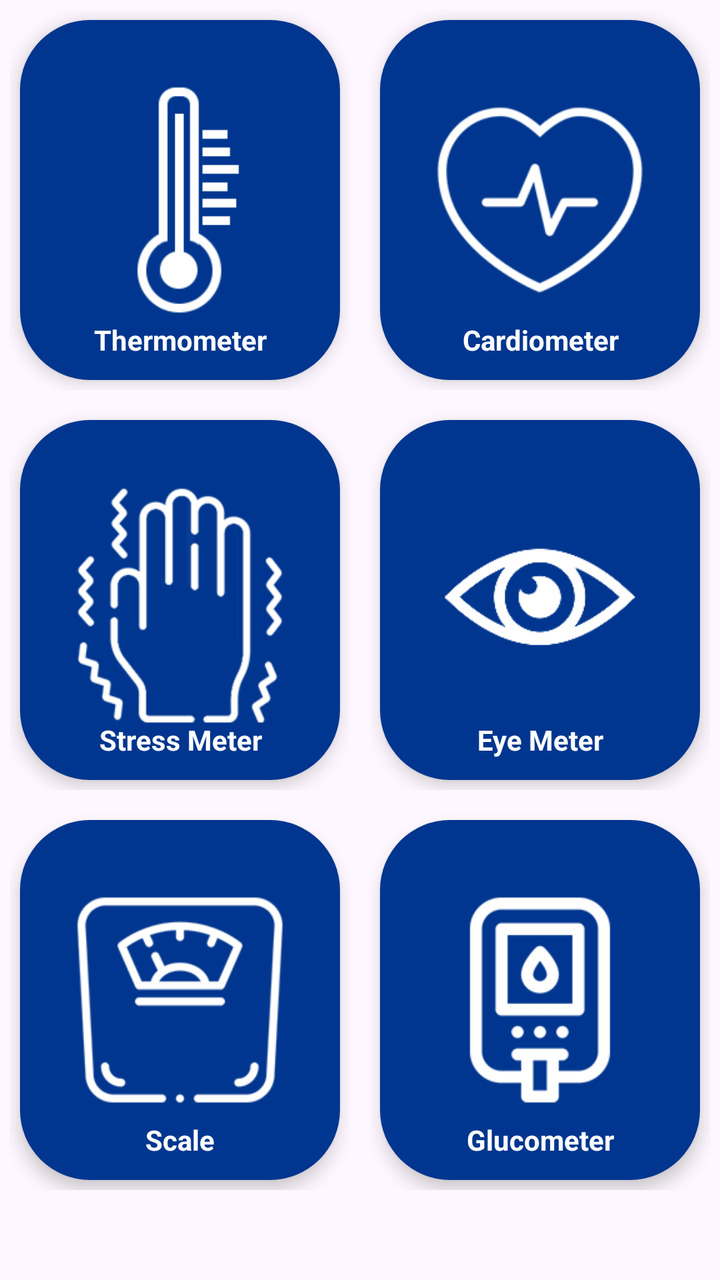
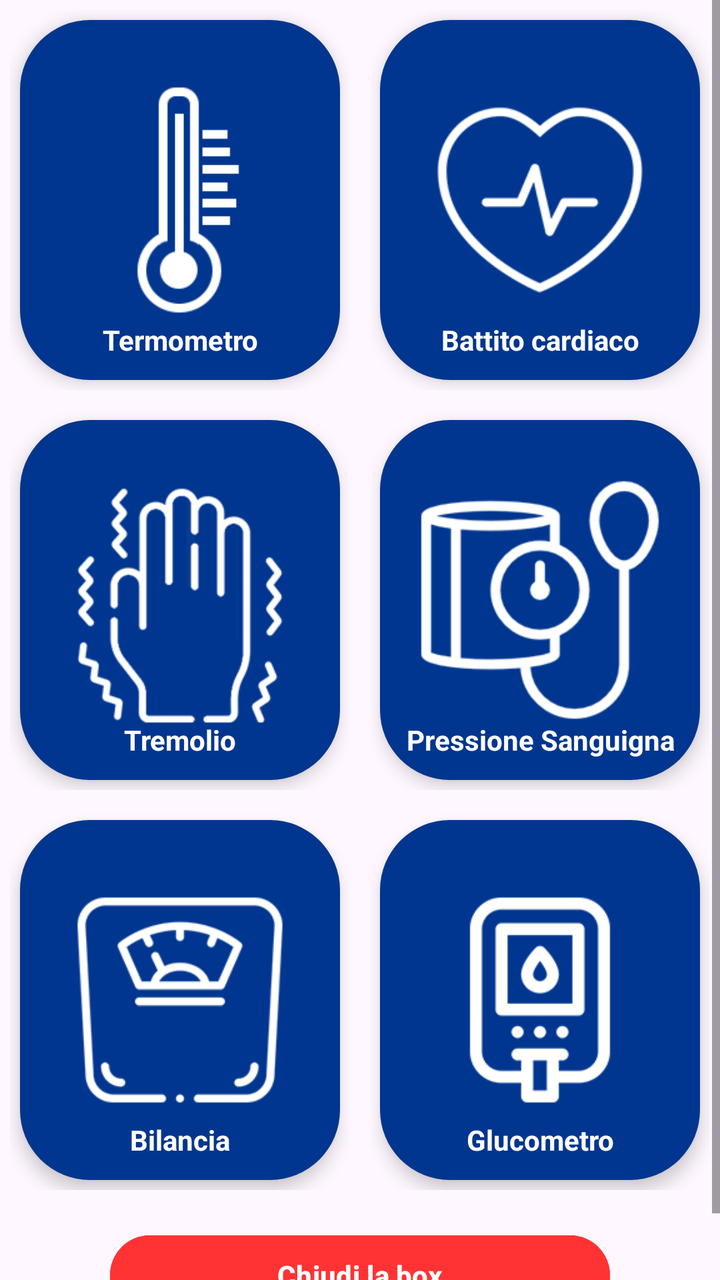

Before-and-after screenshots of an Android layout around one commit, followed by the original layout XML and the change that was made.
<!-- AndroidManifest.xml: application theme Theme.AsilAppBox -->
<!-- res/layout/fragment_main_page.xml -->
<?xml version="1.0" encoding="utf-8"?>
<ScrollView xmlns:app="http://schemas.android.com/apk/res-auto"
    xmlns:tools="http://schemas.android.com/tools"
    android:layout_width="match_parent"
    android:layout_height="match_parent"
    android:layout_margin="15dp"
    xmlns:android="http://schemas.android.com/apk/res/android">

        <LinearLayout
            android:layout_width="match_parent"
            android:layout_height="match_parent"
            android:orientation="vertical"
            tools:context=".MainActivity">

            <LinearLayout
                android:layout_width="match_parent"
                android:layout_height="200dp"
                android:orientation="horizontal">

                <androidx.constraintlayout.widget.ConstraintLayout
                    android:id="@+id/temperature_btn"
                    android:layout_width="match_parent"
                    android:layout_height="match_parent"
                    android:layout_margin="5dp"
                    android:padding="5dp"
                    android:clipToPadding="false"
                    android:layout_weight="1"
                    android:clickable="true"
                    android:foreground="?android:attr/selectableItemBackground">

                    <ImageView
                        android:id="@+id/temperature_icon_bg"
                        android:layout_width="match_parent"
                        android:layout_height="match_parent"
                        android:background="@drawable/rounded"
                        android:backgroundTint="@color/appMainColorDark"
                        android:elevation="5dp"
                        tools:layout_editor_absoluteX="5dp"
                        tools:layout_editor_absoluteY="5dp" />
                    <ImageView
                        android:id="@+id/temperature_icon"
                        android:src="@mipmap/temp_icon_night"
                        android:layout_width="match_parent"
                        android:layout_height="match_parent"
                        android:elevation="5dp"/>
                    <TextView
                        android:layout_width="match_parent"
                        android:layout_height="wrap_content"
                        android:layout_marginTop="-30dp"
                        android:elevation="5dp"
                        android:text="@string/temperature"
                        android:textAlignment="center"
                        android:textColor="@color/white"
                        android:textStyle="bold"
                        app:layout_constraintEnd_toEndOf="parent"
                        app:layout_constraintStart_toStartOf="parent"
                        app:layout_constraintTop_toBottomOf="@+id/temperature_icon_bg" />

                </androidx.constraintlayout.widget.ConstraintLayout>


                <androidx.constraintlayout.widget.ConstraintLayout
                    android:id="@+id/cardio_btn"
                    android:layout_width="match_parent"
                    android:layout_height="match_parent"
                    android:layout_margin="5dp"
                    android:padding="5dp"
                    android:clipToPadding="false"
                    android:layout_weight="1"
                    android:clickable="true"
                    android:foreground="?android:attr/selectableItemBackground">

                    <ImageView
                        android:id="@+id/cardio_icon_bg"
                        android:layout_width="match_parent"
                        android:layout_height="match_parent"
                        android:background="@drawable/rounded"
                        android:backgroundTint="@color/appMainColorDark"
                        android:elevation="5dp"
                        tools:layout_editor_absoluteX="5dp"
                        tools:layout_editor_absoluteY="5dp" />
                    <ImageView
                        android:id="@+id/cardio_icon"
                        android:src="@mipmap/heart_icon_night"
                        android:layout_width="match_parent"
                        android:layout_height="match_parent"
                        android:elevation="5dp"/>
                    <TextView
                        android:layout_width="match_parent"
                        android:layout_height="wrap_content"
                        android:layout_marginTop="-30dp"
                        android:elevation="5dp"
                        android:text="@string/cardio"
                        android:textAlignment="center"
                        android:textColor="@color/white"
                        android:textStyle="bold"
                        app:layout_constraintEnd_toEndOf="parent"
                        app:layout_constraintStart_toStartOf="parent"
                        app:layout_constraintTop_toBottomOf="@+id/cardio_icon_bg" />

                </androidx.constraintlayout.widget.ConstraintLayout>


            </LinearLayout>

            <LinearLayout
                android:layout_width="match_parent"
                android:layout_height="200dp"
                android:orientation="horizontal">

                <androidx.constraintlayout.widget.ConstraintLayout
                    android:id="@+id/stress_btn"
                    android:layout_width="match_parent"
                    android:layout_height="match_parent"
                    android:layout_margin="5dp"
                    android:padding="5dp"
                    android:clipToPadding="false"
                    android:layout_weight="1"
                    android:clickable="true"
                    android:foreground="?android:attr/selectableItemBackground">

                    <ImageView
                        android:id="@+id/stress_icon_bg"
                        android:layout_width="match_parent"
                        android:layout_height="match_parent"
                        android:background="@drawable/rounded"
                        android:backgroundTint="@color/appMainColorDark"
                        android:elevation="5dp"
                        tools:layout_editor_absoluteX="5dp"
                        tools:layout_editor_absoluteY="5dp" />
                    <ImageView
                        android:id="@+id/iconHolder"
                        android:src="@mipmap/parkinson_icon"
                        android:layout_width="match_parent"
                        android:layout_height="match_parent"
                        android:elevation="5dp"/>
                    <TextView
                        android:layout_width="match_parent"
                        android:layout_height="wrap_content"
                        android:layout_marginTop="-30dp"
                        android:elevation="5dp"
                        android:text="@string/stress"
                        android:textAlignment="center"
                        android:textColor="@color/white"
                        android:textStyle="bold"
                        app:layout_constraintEnd_toEndOf="parent"
                        app:layout_constraintStart_toStartOf="parent"
                        app:layout_constraintTop_toBottomOf="@+id/stress_icon_bg" />


                </androidx.constraintlayout.widget.ConstraintLayout>


                <androidx.constraintlayout.widget.ConstraintLayout
                    android:id="@+id/eye_btn"
                    android:layout_width="match_parent"
                    android:layout_height="match_parent"
                    android:layout_margin="5dp"
                    android:padding="5dp"
                    android:clipToPadding="false"
                    android:layout_weight="1"
                    android:clickable="true"
                    android:foreground="?android:attr/selectableItemBackground">

                    <ImageView
                        android:id="@+id/eye_icon_bg"
                        android:layout_width="match_parent"
                        android:layout_height="match_parent"
                        android:background="@drawable/rounded"
                        android:backgroundTint="@color/appMainColorDark"
                        android:elevation="5dp"
                        tools:layout_editor_absoluteX="5dp"
                        tools:layout_editor_absoluteY="5dp" />
                    <ImageView
                        android:id="@+id/eye_icon"
                        android:src="@mipmap/eye_icon_night"
                        android:layout_width="match_parent"
                        android:layout_height="match_parent"
                        android:elevation="5dp"/>
                    <TextView
                        android:layout_width="match_parent"
                        android:layout_height="wrap_content"
                        android:layout_marginTop="-30dp"
                        android:elevation="5dp"
                        android:text="@string/eye"
                        android:textAlignment="center"
                        android:textColor="@color/white"
                        android:textStyle="bold"
                        app:layout_constraintEnd_toEndOf="parent"
                        app:layout_constraintStart_toStartOf="parent"
                        app:layout_constraintTop_toBottomOf="@+id/eye_icon_bg" />


                </androidx.constraintlayout.widget.ConstraintLayout>


            </LinearLayout>

            <LinearLayout
                android:layout_width="match_parent"
                android:layout_height="200dp"
                android:orientation="horizontal">

                <androidx.constraintlayout.widget.ConstraintLayout
                    android:id="@+id/scale_btn"
                    android:layout_width="match_parent"
                    android:layout_height="match_parent"
                    android:layout_margin="5dp"
                    android:padding="5dp"
                    android:clipToPadding="false"
                    android:layout_weight="1"
                    android:clickable="true"
                    android:foreground="?android:attr/selectableItemBackground">

                    <ImageView
                        android:id="@+id/scale_icon_bg"
                        android:layout_width="match_parent"
                        android:layout_height="match_parent"
                        android:background="@drawable/rounded"
                        android:backgroundTint="@color/appMainColorDark"
                        android:elevation="5dp"
                        tools:layout_editor_absoluteX="5dp"
                        tools:layout_editor_absoluteY="5dp" />
                    <ImageView
                        android:id="@+id/scale_icon"
                        android:src="@mipmap/scale_icon"
                        android:layout_width="match_parent"
                        android:layout_height="match_parent"
                        android:elevation="5dp"/>
                    <TextView
                        android:layout_width="match_parent"
                        android:layout_height="wrap_content"
                        android:layout_marginTop="-30dp"
                        android:elevation="5dp"
                        android:text="@string/scale"
                        android:textAlignment="center"
                        android:textColor="@color/white"
                        android:textStyle="bold"
                        app:layout_constraintEnd_toEndOf="parent"
                        app:layout_constraintStart_toStartOf="parent"
                        app:layout_constraintTop_toBottomOf="@+id/scale_icon_bg" />


                </androidx.constraintlayout.widget.ConstraintLayout>

                <androidx.constraintlayout.widget.ConstraintLayout
                    android:id="@+id/glucometer_btn"
                    android:layout_width="match_parent"
                    android:layout_height="match_parent"
                    android:layout_margin="5dp"
                    android:layout_weight="1"
                    android:clipToPadding="false"
                    android:padding="5dp"
                    android:clickable="true"
                    android:foreground="?android:attr/selectableItemBackground">

                    <ImageView
                        android:id="@+id/glucometer_icon_bg"
                        android:layout_width="match_parent"
                        android:layout_height="match_parent"
                        android:background="@drawable/rounded"
                        android:backgroundTint="@color/appMainColorDark"
                        android:elevation="5dp"
                        tools:layout_editor_absoluteX="5dp"
                        tools:layout_editor_absoluteY="5dp" />
                    <ImageView
                        android:id="@+id/glucometer_icon"
                        android:layout_width="match_parent"
                        android:layout_height="match_parent"
                        android:elevation="5dp"
                        android:src="@mipmap/glucometer_icon" />
                    <TextView
                        android:layout_width="match_parent"
                        android:layout_height="wrap_content"
                        android:layout_marginTop="-30dp"
                        android:elevation="5dp"
                        android:text="@string/glucometer"
                        android:textAlignment="center"
                        android:textColor="@color/white"
                        android:textStyle="bold"
                        app:layout_constraintEnd_toEndOf="parent"
                        app:layout_constraintStart_toStartOf="parent"
                        app:layout_constraintTop_toBottomOf="@+id/glucometer_icon_bg" />

                </androidx.constraintlayout.widget.ConstraintLayout>

            </LinearLayout>

        </LinearLayout>

</ScrollView>
<!-- resources referenced by this layout -->
<resources>
  <color name="appMainColorDark">#00368f</color>
  <color name="white">#FFFFFFFF</color>
  <!-- drawable rounded (drawable) -->
  <?xml version="1.0" encoding="utf-8"?>
  <shape xmlns:android="http://schemas.android.com/apk/res/android"
      android:shape="rectangle"
      android:padding="10dp">
      <solid android:color="#FFFFFF"/>
      <corners
          android:bottomRightRadius="35dp"
          android:bottomLeftRadius="35dp"
          android:topLeftRadius="35dp"
          android:topRightRadius="35dp" />
  </shape>
  <!-- mipmap eye_icon_night: png bitmap (mipmap-hdpi, 4185 bytes) -->
  <!-- mipmap glucometer_icon: png bitmap (mipmap-hdpi, 4661 bytes) -->
  <!-- mipmap heart_icon_night: png bitmap (mipmap-hdpi, 6311 bytes) -->
  <!-- mipmap parkinson_icon: png bitmap (mipmap-hdpi, 7900 bytes) -->
  <!-- mipmap scale_icon: png bitmap (mipmap-hdpi, 7245 bytes) -->
  <!-- mipmap temp_icon_night: png bitmap (mipmap-hdpi, 4171 bytes) -->
  <string name="cardio">Cardiometer</string>
  <string name="eye">Eye Meter</string>
  <string name="glucometer">Glucometer</string>
  <string name="scale">Scale</string>
  <string name="stress">Stress Meter</string>
  <string name="temperature">Thermometer</string>
  <style name="Theme.AsilAppBox" parent="Base.Theme.AsilAppBox" />
  <style name="Base.Theme.AsilAppBox" parent="Theme.Material3.DayNight.NoActionBar">
          
          
      </style>
</resources>

<!-- the commit's change to res/layout/fragment_main_page.xml (unified diff, before → after) -->
@@ -39,7 +39,7 @@
                         tools:layout_editor_absoluteY="5dp" />
                     <ImageView
                         android:id="@+id/temperature_icon"
-                        android:src="@mipmap/temp_icon_night"
+                        android:src="@mipmap/temperature_icon_white"
                         android:layout_width="match_parent"
                         android:layout_height="match_parent"
                         android:elevation="5dp"/>
@@ -60,7 +60,7 @@
 
 
                 <androidx.constraintlayout.widget.ConstraintLayout
-                    android:id="@+id/cardio_btn"
+                    android:id="@+id/bpm_btn"
                     android:layout_width="match_parent"
                     android:layout_height="match_parent"
                     android:layout_margin="5dp"
@@ -81,16 +81,16 @@
                         tools:layout_editor_absoluteY="5dp" />
                     <ImageView
                         android:id="@+id/cardio_icon"
-                        android:src="@mipmap/heart_icon_night"
-                        android:layout_width="match_parent"
-                        android:layout_height="match_parent"
-                        android:elevation="5dp"/>
-                    <TextView
-                        android:layout_width="match_parent"
-                        android:layout_height="wrap_content"
-                        android:layout_marginTop="-30dp"
-                        android:elevation="5dp"
-                        android:text="@string/cardio"
+                        android:src="@mipmap/bpm_icon_white"
+                        android:layout_width="match_parent"
+                        android:layout_height="match_parent"
+                        android:elevation="5dp"/>
+                    <TextView
+                        android:layout_width="match_parent"
+                        android:layout_height="wrap_content"
+                        android:layout_marginTop="-30dp"
+                        android:elevation="5dp"
+                        android:text="@string/bpm"
                         android:textAlignment="center"
                         android:textColor="@color/white"
                         android:textStyle="bold"
@@ -109,7 +109,7 @@
                 android:orientation="horizontal">
 
                 <androidx.constraintlayout.widget.ConstraintLayout
-                    android:id="@+id/stress_btn"
+                    android:id="@+id/trembling_btn"
                     android:layout_width="match_parent"
                     android:layout_height="match_parent"
                     android:layout_margin="5dp"
@@ -130,16 +130,16 @@
                         tools:layout_editor_absoluteY="5dp" />
                     <ImageView
                         android:id="@+id/iconHolder"
-                        android:src="@mipmap/parkinson_icon"
-                        android:layout_width="match_parent"
-                        android:layout_height="match_parent"
-                        android:elevation="5dp"/>
-                    <TextView
-                        android:layout_width="match_parent"
-                        android:layout_height="wrap_content"
-                        android:layout_marginTop="-30dp"
-                        android:elevation="5dp"
-                        android:text="@string/stress"
+                        android:src="@mipmap/trembling_icon_white"
+                        android:layout_width="match_parent"
+                        android:layout_height="match_parent"
+                        android:elevation="5dp"/>
+                    <TextView
+                        android:layout_width="match_parent"
+                        android:layout_height="wrap_content"
+                        android:layout_marginTop="-30dp"
+                        android:elevation="5dp"
+                        android:text="@string/trembling"
                         android:textAlignment="center"
                         android:textColor="@color/white"
                         android:textStyle="bold"
@@ -152,43 +152,43 @@
 
 
                 <androidx.constraintlayout.widget.ConstraintLayout
-                    android:id="@+id/eye_btn"
-                    android:layout_width="match_parent"
-                    android:layout_height="match_parent"
-                    android:layout_margin="5dp"
-                    android:padding="5dp"
-                    android:clipToPadding="false"
-                    android:layout_weight="1"
-                    android:clickable="true"
-                    android:foreground="?android:attr/selectableItemBackground">
-
-                    <ImageView
-                        android:id="@+id/eye_icon_bg"
-                        android:layout_width="match_parent"
-                        android:layout_height="match_parent"
-                        android:background="@drawable/rounded"
-                        android:backgroundTint="@color/appMainColorDark"
-                        android:elevation="5dp"
-                        tools:layout_editor_absoluteX="5dp"
-                        tools:layout_editor_absoluteY="5dp" />
-                    <ImageView
-                        android:id="@+id/eye_icon"
-                        android:src="@mipmap/eye_icon_night"
-                        android:layout_width="match_parent"
-                        android:layout_height="match_parent"
-                        android:elevation="5dp"/>
-                    <TextView
-                        android:layout_width="match_parent"
-                        android:layout_height="wrap_content"
-                        android:layout_marginTop="-30dp"
-                        android:elevation="5dp"
-                        android:text="@string/eye"
-                        android:textAlignment="center"
-                        android:textColor="@color/white"
-                        android:textStyle="bold"
-                        app:layout_constraintEnd_toEndOf="parent"
-                        app:layout_constraintStart_toStartOf="parent"
-                        app:layout_constraintTop_toBottomOf="@+id/eye_icon_bg" />
+                    android:id="@+id/blood_pressure_btn"
+                    android:layout_width="match_parent"
+                    android:layout_height="match_parent"
+                    android:layout_margin="5dp"
+                    android:padding="5dp"
+                    android:clipToPadding="false"
+                    android:layout_weight="1"
+                    android:clickable="true"
+                    android:foreground="?android:attr/selectableItemBackground">
+
+                    <ImageView
+                        android:id="@+id/blood_pressure_icon_bg"
+                        android:layout_width="match_parent"
+                        android:layout_height="match_parent"
+                        android:background="@drawable/rounded"
+                        android:backgroundTint="@color/appMainColorDark"
+                        android:elevation="5dp"
+                        tools:layout_editor_absoluteX="5dp"
+                        tools:layout_editor_absoluteY="5dp" />
+                    <ImageView
+                        android:id="@+id/blood_pressure_icon"
+                        android:src="@mipmap/blood_pressure_icon_white"
+                        android:layout_width="match_parent"
+                        android:layout_height="match_parent"
+                        android:elevation="5dp"/>
+                    <TextView
+                        android:layout_width="match_parent"
+                        android:layout_height="wrap_content"
+                        android:layout_marginTop="-30dp"
+                        android:elevation="5dp"
+                        android:text="@string/bloodPressure"
+                        android:textAlignment="center"
+                        android:textColor="@color/white"
+                        android:textStyle="bold"
+                        app:layout_constraintEnd_toEndOf="parent"
+                        app:layout_constraintStart_toStartOf="parent"
+                        app:layout_constraintTop_toBottomOf="@+id/blood_pressure_icon_bg" />
 
 
                 </androidx.constraintlayout.widget.ConstraintLayout>
@@ -202,7 +202,7 @@
                 android:orientation="horizontal">
 
                 <androidx.constraintlayout.widget.ConstraintLayout
-                    android:id="@+id/scale_btn"
+                    android:id="@+id/weight_btn"
                     android:layout_width="match_parent"
                     android:layout_height="match_parent"
                     android:layout_margin="5dp"
@@ -223,16 +223,16 @@
                         tools:layout_editor_absoluteY="5dp" />
                     <ImageView
                         android:id="@+id/scale_icon"
-                        android:src="@mipmap/scale_icon"
-                        android:layout_width="match_parent"
-                        android:layout_height="match_parent"
-                        android:elevation="5dp"/>
-                    <TextView
-                        android:layout_width="match_parent"
-                        android:layout_height="wrap_content"
-                        android:layout_marginTop="-30dp"
-                        android:elevation="5dp"
-                        android:text="@string/scale"
+                        android:src="@mipmap/weight_icon_white"
+                        android:layout_width="match_parent"
+                        android:layout_height="match_parent"
+                        android:elevation="5dp"/>
+                    <TextView
+                        android:layout_width="match_parent"
+                        android:layout_height="wrap_content"
+                        android:layout_marginTop="-30dp"
+                        android:elevation="5dp"
+                        android:text="@string/weight"
                         android:textAlignment="center"
                         android:textColor="@color/white"
                         android:textStyle="bold"
@@ -244,7 +244,7 @@
                 </androidx.constraintlayout.widget.ConstraintLayout>
 
                 <androidx.constraintlayout.widget.ConstraintLayout
-                    android:id="@+id/glucometer_btn"
+                    android:id="@+id/glucose_btn"
                     android:layout_width="match_parent"
                     android:layout_height="match_parent"
                     android:layout_margin="5dp"
@@ -268,13 +268,13 @@
                         android:layout_width="match_parent"
                         android:layout_height="match_parent"
                         android:elevation="5dp"
-                        android:src="@mipmap/glucometer_icon" />
-                    <TextView
-                        android:layout_width="match_parent"
-                        android:layout_height="wrap_content"
-                        android:layout_marginTop="-30dp"
-                        android:elevation="5dp"
-                        android:text="@string/glucometer"
+                        android:src="@mipmap/glucose_icon_white" />
+                    <TextView
+                        android:layout_width="match_parent"
+                        android:layout_height="wrap_content"
+                        android:layout_marginTop="-30dp"
+                        android:elevation="5dp"
+                        android:text="@string/glucose"
                         android:textAlignment="center"
                         android:textColor="@color/white"
                         android:textStyle="bold"
@@ -286,6 +286,27 @@
 
             </LinearLayout>
 
+            <androidx.constraintlayout.widget.ConstraintLayout
+                android:layout_width="match_parent"
+                android:layout_height="75dp">
+
+                <Button
+                    android:id="@+id/closeBoxBtn"
+                    android:backgroundTint="@color/textAlertColor"
+                    android:layout_width="250dp"
+                    android:layout_height="wrap_content"
+                    android:text="@string/closeBox"
+                    android:textAlignment="center"
+                    android:textColor="@color/white"
+                    android:textStyle="bold"
+                    app:layout_constraintBottom_toBottomOf="parent"
+                    app:layout_constraintEnd_toEndOf="parent"
+                    app:layout_constraintHorizontal_bias="0.5"
+                    app:layout_constraintStart_toStartOf="parent"
+                    app:layout_constraintTop_toTopOf="parent"
+                    app:layout_constraintVertical_bias="0.5" />
+            </androidx.constraintlayout.widget.ConstraintLayout>
+
         </LinearLayout>
 
 </ScrollView>
<!-- resource entries referenced after the edit -->
@@ -1,6 +1,7 @@
 <!-- resources referenced by this layout -->
 <resources>
   <color name="appMainColorDark">#00368f</color>
+  <color name="textAlertColor">#ff3333</color>
   <color name="white">#FFFFFFFF</color>
   <!-- drawable rounded (drawable) -->
   <?xml version="1.0" encoding="utf-8"?>
@@ -14,18 +15,19 @@
           android:topLeftRadius="35dp"
           android:topRightRadius="35dp" />
   </shape>
-  <!-- mipmap eye_icon_night: png bitmap (mipmap-hdpi, 4185 bytes) -->
-  <!-- mipmap glucometer_icon: png bitmap (mipmap-hdpi, 4661 bytes) -->
-  <!-- mipmap heart_icon_night: png bitmap (mipmap-hdpi, 6311 bytes) -->
-  <!-- mipmap parkinson_icon: png bitmap (mipmap-hdpi, 7900 bytes) -->
-  <!-- mipmap scale_icon: png bitmap (mipmap-hdpi, 7245 bytes) -->
-  <!-- mipmap temp_icon_night: png bitmap (mipmap-hdpi, 4171 bytes) -->
-  <string name="cardio">Cardiometer</string>
-  <string name="eye">Eye Meter</string>
-  <string name="glucometer">Glucometer</string>
-  <string name="scale">Scale</string>
-  <string name="stress">Stress Meter</string>
-  <string name="temperature">Thermometer</string>
+  <!-- mipmap blood_pressure_icon_white: png bitmap (mipmap-hdpi, 9470 bytes) -->
+  <!-- mipmap bpm_icon_white: png bitmap (mipmap-hdpi, 6311 bytes) -->
+  <!-- mipmap glucose_icon_white: png bitmap (mipmap-hdpi, 4661 bytes) -->
+  <!-- mipmap temperature_icon_white: png bitmap (mipmap-hdpi, 4171 bytes) -->
+  <!-- mipmap trembling_icon_white: png bitmap (mipmap-hdpi, 7900 bytes) -->
+  <!-- mipmap weight_icon_white: png bitmap (mipmap-hdpi, 7245 bytes) -->
+  <string name="bloodPressure">Pressione Sanguigna</string>
+  <string name="bpm">Battito cardiaco</string>
+  <string name="closeBox">Chiudi la box</string>
+  <string name="glucose">Glucometro</string>
+  <string name="temperature">Termometro</string>
+  <string name="trembling">Tremolio</string>
+  <string name="weight">Bilancia</string>
   <style name="Theme.AsilAppBox" parent="Base.Theme.AsilAppBox" />
   <style name="Base.Theme.AsilAppBox" parent="Theme.Material3.DayNight.NoActionBar">
           
